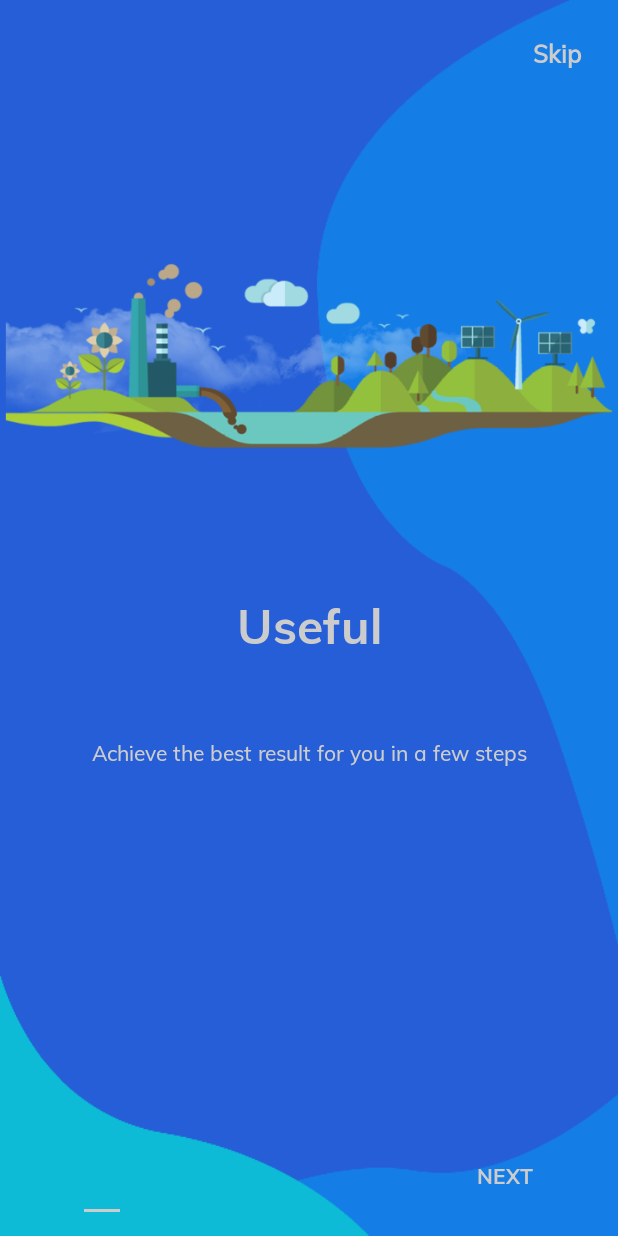
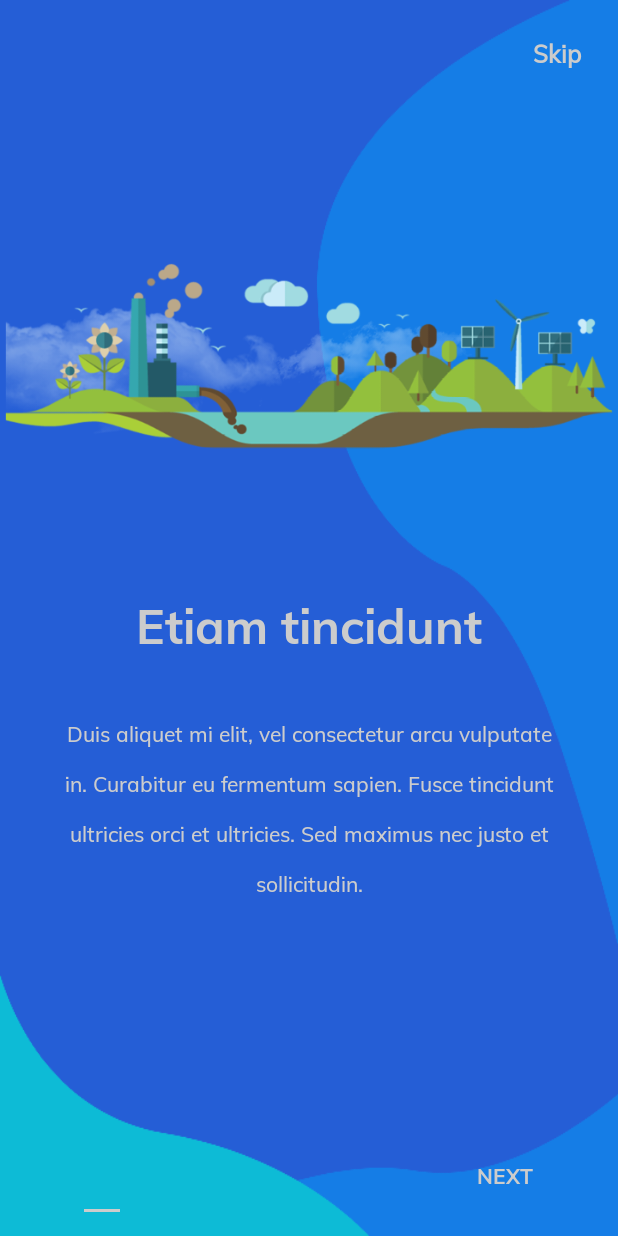
Before and after one commit to ysfyldrm/PayCal_RESIST, an Android app: the screen it shows after launch (IntroActivity), item 2 of the bottom bar chosen, on a phone screen of 412 x 824 dp. Run offline under Robolectric (Android 15) with nearby library versions, the phone set to English and light mode, and no system bars.

Commit message:
Lorem Staffs

```diff
--- a/app/src/main/java/com/grapesoftware/paycal_resist/IntroActivity.java
+++ b/app/src/main/java/com/grapesoftware/paycal_resist/IntroActivity.java
@@ -68,10 +68,9 @@ public class IntroActivity extends AppCompatActivity {
         // fill list screen
 
         final List<ScreenItem> mList = new ArrayList<>();
-        mList.add(new ScreenItem("Fast","You are few click away to enter\n" +
-                "The world of smartest calculator.",R.drawable.rnw1));
-        mList.add(new ScreenItem("Useful","Achieve the best result for you in a few steps",R.drawable.rnw3));
-        mList.add(new ScreenItem("Effective","Lorem ipsum dolor sit amet, consectetur adipiscing elit, sed do eiusmod tempor incididunt ut labore et dolore magna aliqua, consectetur  consectetur adipiscing elit",R.drawable.rnw7));
+        mList.add(new ScreenItem("Lorem ipsum","Morbi quam risus, ultricies nec magna quis, ullamcorper tempor nibh. Quisque tempus sem non sapien ullamcorper aliquet. Integer consequat nisl vel congue congue.",R.drawable.rnw1));
+        mList.add(new ScreenItem("Etiam tincidunt","Duis aliquet mi elit, vel consectetur arcu vulputate in. Curabitur eu fermentum sapien. Fusce tincidunt ultricies orci et ultricies. Sed maximus nec justo et sollicitudin.",R.drawable.rnw3));
+        mList.add(new ScreenItem("Praesent lacus sem","Sed risus ipsum, sagittis in euismod vel, sodales et dui. Maecenas quis consequat augue, sit amet faucibus erat. Maecenas at nibh tincidunt, ornare urna at, sollicitudin lacus.",R.drawable.rnw7));
 
         // setup viewpager
         screenPager =findViewById(R.id.screen_viewpager);
--- a/app/src/main/res/layout/activity_intro.xml
+++ b/app/src/main/res/layout/activity_intro.xml
@@ -49,7 +49,7 @@
         android:id="@+id/btn_get_started"
         android:layout_width="132dp"
         android:layout_height="wrap_content"
-        android:background="@color/common_google_signin_btn_text_dark"
+        android:background="@drawable/button"
         android:fontFamily="@font/bold"
         android:text="Get Started"
         android:textColor="@color/colorTransparentWhite"
```
